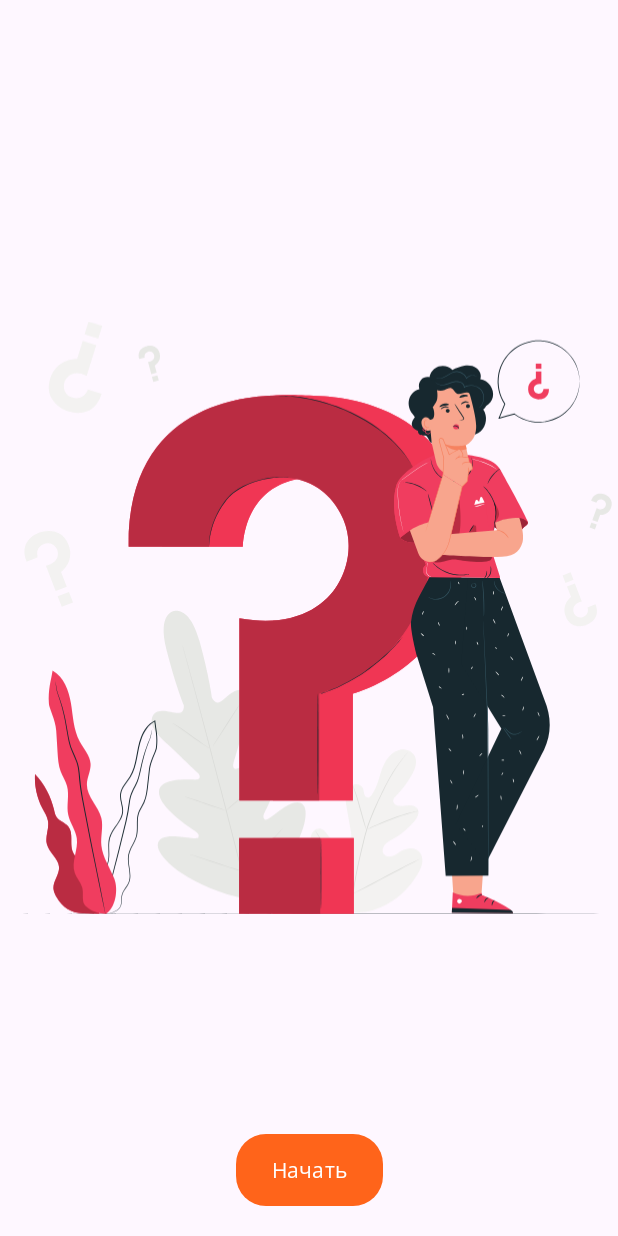
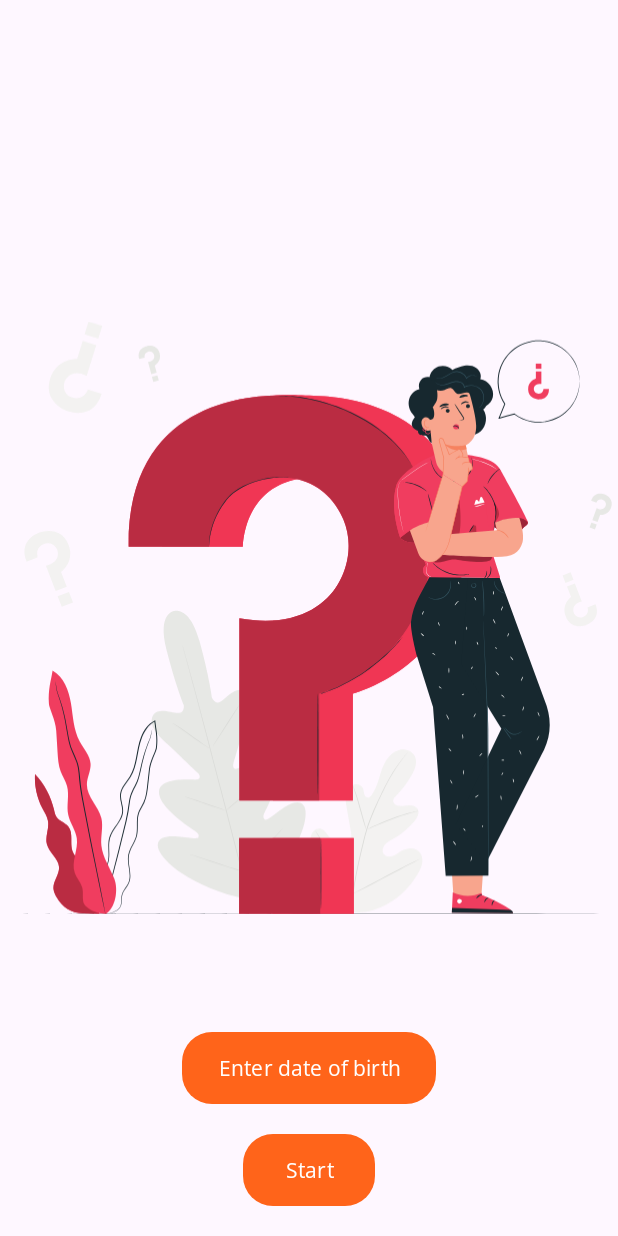
Before and after one commit to iamseryy/android_dev_1_2022, an Android app: the screen it shows after launch (MainActivity), on a phone screen of 412 x 824 dp. Run offline under Robolectric (Android 15) with nearby library versions, the phone set to English and light mode, and no system bars.

Commit message:
m9_quiz_localization ready

```diff
--- a/m8_quiz_animation/app/src/main/java/ru/quizplease/ui/QuizFragment.kt
+++ b/m8_quiz_animation/app/src/main/java/ru/quizplease/ui/QuizFragment.kt
@@ -66,8 +66,9 @@ class QuizFragment : Fragment() {
                     Toast.makeText(context, resources.getString(R.string.all_questions_must_be_answered), Toast.LENGTH_SHORT).show()
                 } else {
                     val bundle = Bundle().apply {
-                        val result = QuizStorage.answer(quiz, quizResult.values.toList())
-                        putString("quizResult", result)
+                        QuizStorage.answer(quiz, quizResult.values.toList()).apply {
+                            putString("quizResult", this)
+                        }
                     }
                     findNavController().navigate(R.id.action_quizFragment_to_resultFragment, bundle)
                 }
--- a/m9_quiz_localization/app/src/main/java/ru/quizplease/ui/StartFragment.kt
+++ b/m9_quiz_localization/app/src/main/java/ru/quizplease/ui/StartFragment.kt
@@ -1,18 +1,30 @@
 package ru.quizplease.ui
 
+import android.annotation.SuppressLint
+import android.icu.util.Calendar
 import android.os.Bundle
 import androidx.fragment.app.Fragment
 import android.view.LayoutInflater
 import android.view.View
 import android.view.ViewGroup
 import androidx.navigation.fragment.findNavController
+import com.google.android.material.datepicker.MaterialDatePicker
+import com.google.android.material.snackbar.Snackbar
 import ru.quizplease.R
 import ru.quizplease.databinding.FragmentStartBinding
+import java.text.SimpleDateFormat
 
 class StartFragment : Fragment() {
     private var _binding: FragmentStartBinding? = null
     private val binding get() = _binding!!
 
+    private val calendar = Calendar.getInstance()
+    @SuppressLint("SimpleDateFormat")
+    private val simpleDateFormat = SimpleDateFormat("dd.MM.yyyy")
+
+    companion object {
+        const val BIRTHDATE = "Date of Birth"
+    }
 
     override fun onCreateView(
         inflater: LayoutInflater, container: ViewGroup?,
@@ -25,12 +37,29 @@ class StartFragment : Fragment() {
     override fun onViewCreated(view: View, savedInstanceState: Bundle?) {
         super.onViewCreated(view, savedInstanceState)
 
-        binding.buttonContinue.apply {
-            setOnClickListener {
-                findNavController().navigate(R.id.action_startFragment_to_quizFragment)
+        binding.apply {
+            buttonContinue.setOnClickListener {
+                    findNavController().navigate(R.id.action_startFragment_to_quizFragment)
+            }
+
+            buttonBirthdate.setOnClickListener {
+                showBirthDateDialog(it)
             }
         }
     }
+
+    private fun showBirthDateDialog(view: View) {
+        MaterialDatePicker.Builder.datePicker()
+            .setTitleText(resources.getString(R.string.select_your_date_of_birth))
+            .build().apply {
+                addOnPositiveButtonClickListener {
+                    calendar.timeInMillis = it
+                    Snackbar.make(view, simpleDateFormat.format(calendar.time), Snackbar.LENGTH_LONG).show()
+                }
+            }
+            .show(parentFragmentManager, BIRTHDATE)
+    }
+
 
     override fun onDestroyView() {
         super.onDestroyView()
--- a/m9_quiz_localization/app/src/main/res/layout/fragment_start.xml
+++ b/m9_quiz_localization/app/src/main/res/layout/fragment_start.xml
@@ -13,6 +13,19 @@
         android:src="@drawable/welcome_picture" />
 
     <com.google.android.material.button.MaterialButton
+        android:id="@+id/button_birthdate"
+        android:layout_width="wrap_content"
+        android:layout_height="wrap_content"
+        android:layout_margin="@dimen/margin"
+        android:background="@drawable/start_button_ripple"
+        android:clickable="true"
+        android:focusable="true"
+        android:text="@string/enter_birth_date"
+        app:layout_constraintBottom_toTopOf="@+id/button_continue"
+        app:layout_constraintEnd_toEndOf="parent"
+        app:layout_constraintStart_toStartOf="parent" />
+
+    <com.google.android.material.button.MaterialButton
         android:id="@+id/button_continue"
         android:layout_width="wrap_content"
         android:layout_height="wrap_content"
--- a/m9_quiz_localization/app/src/main/res/values/strings.xml
+++ b/m9_quiz_localization/app/src/main/res/values/strings.xml
@@ -1,9 +1,11 @@
 <resources>
-    <string name="app_name">QUIZ Please</string>
-    <string name="welcome_image">Welcome image</string>
-    <string name="back">Назад</string>
-    <string name="send">Отправить</string>
-    <string name="start_again">Начать заново</string>
-    <string name="start">Начать</string>
-    <string name="all_questions_must_be_answered">Необходимо ответить на все вопросы</string>
+    <string name="app_name" translatable="false">QUIZ Please</string>
+    <string name="welcome_image" translatable="false">Welcome image</string>
+    <string name="back">Back</string>
+    <string name="send">Send</string>
+    <string name="start_again">Start again</string>
+    <string name="start">Start</string>
+    <string name="all_questions_must_be_answered">All questions must be answered</string>
+    <string name="enter_birth_date">Enter date of birth</string>
+    <string name="select_your_date_of_birth">Select your date of birth</string>
 </resources>
```
Also changed, not shown: m7_quiz_fragments/app/src/main/java/ru/quizplease/ui/QuizFragment.kt (+7 -4 lines), m7_quiz_fragments/app/src/main/java/ru/quizplease/ui/ResultFragment.kt (+6 -3 lines), m9_quiz_localization/app/src/main/java/ru/quizplease/quiz/QuizStorage.kt (+4 -6 lines), m9_quiz_localization/app/src/main/java/ru/quizplease/ui/QuizFragment.kt (+5 -4 lines), 1 other file.
